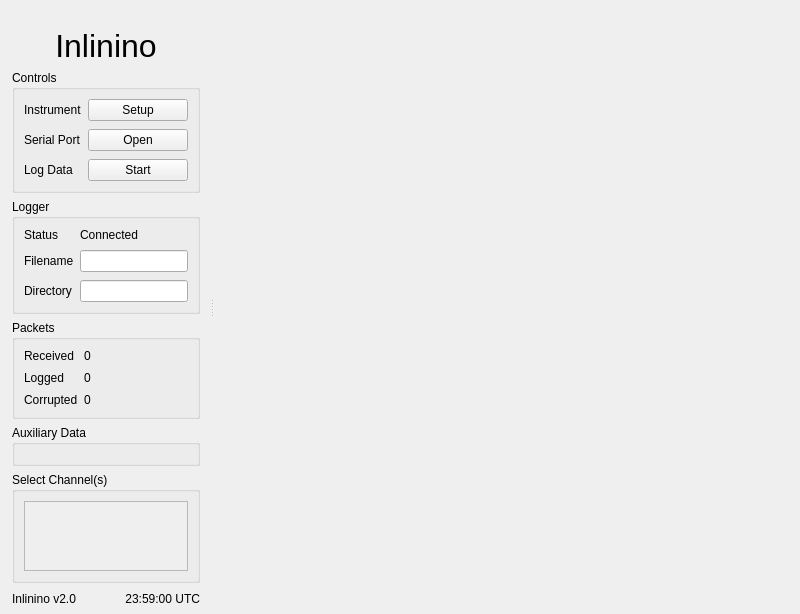
The window that inlinino/resources/main.ui (OceanOptics/Inlinino) describes before a commit, drawn with Qt 5.
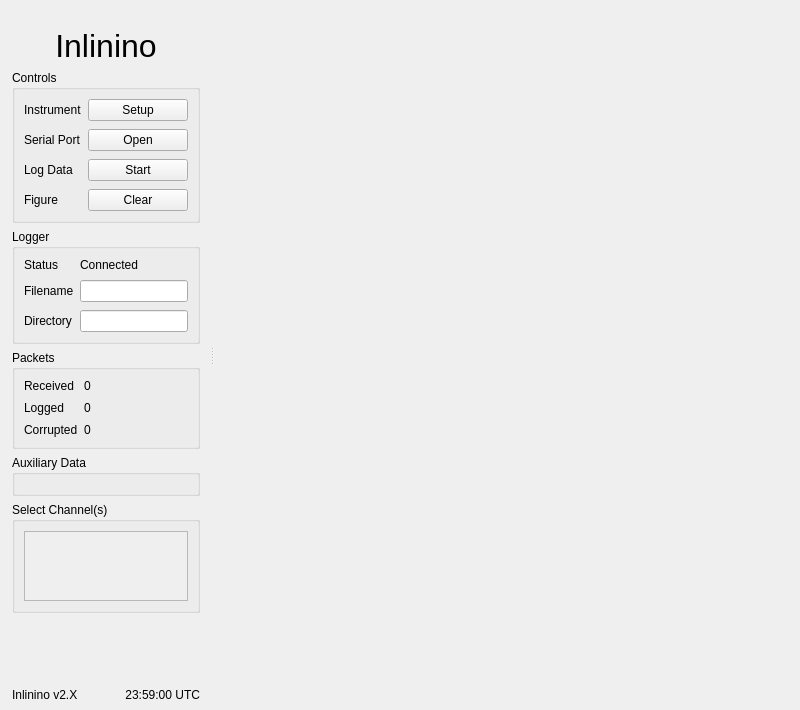
The same window after the commit.

Commit message:
Add option to clear timeseries figure in main window
     + In list of serial port replace product by description as more descriptive in windows
     + Correct typo in dialog logger options

Diff of the .ui file:
```diff
--- a/inlinino/resources/main.ui
+++ b/inlinino/resources/main.ui
@@ -7,7 +7,7 @@
     <x>0</x>
     <y>0</y>
     <width>800</width>
-    <height>600</height>
+    <height>710</height>
    </rect>
   </property>
   <property name="windowTitle">
@@ -138,6 +138,20 @@
           </property>
          </widget>
         </item>
+        <item row="3" column="1">
+         <widget class="QPushButton" name="button_figure_clear">
+          <property name="text">
+           <string>Clear</string>
+          </property>
+         </widget>
+        </item>
+        <item row="3" column="0">
+         <widget class="QLabel" name="label_9">
+          <property name="text">
+           <string>Figure</string>
+          </property>
+         </widget>
+        </item>
        </layout>
       </widget>
      </item>
@@ -328,8 +342,8 @@
        </property>
        <property name="sizeHint" stdset="0">
         <size>
-         <width>20</width>
-         <height>120</height>
+         <width>0</width>
+         <height>20</height>
         </size>
        </property>
       </spacer>
@@ -339,7 +353,7 @@
        <item>
         <widget class="QLabel" name="label_app_version">
          <property name="text">
-          <string>Inlinino v2.0</string>
+          <string>Inlinino v2.X</string>
          </property>
         </widget>
        </item>
```
The commit also changes 2 other files.
